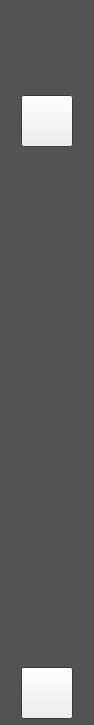
First picture: the form in src/UI/window/main/src/OMainMenu.ui, repository okstar-org/ok-msg-desktop, before the edit.
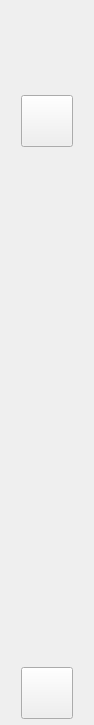
Second picture: the form after the edit. Icons and pictures are not drawn.

Patch:
```diff
--- a/src/UI/window/main/src/OMainMenu.ui
+++ b/src/UI/window/main/src/OMainMenu.ui
@@ -22,70 +22,6 @@
     <height>16777215</height>
    </size>
   </property>
-  <property name="palette">
-   <palette>
-    <active>
-     <colorrole role="Base">
-      <brush brushstyle="SolidPattern">
-       <color alpha="255">
-        <red>255</red>
-        <green>255</green>
-        <blue>255</blue>
-       </color>
-      </brush>
-     </colorrole>
-     <colorrole role="Window">
-      <brush brushstyle="SolidPattern">
-       <color alpha="255">
-        <red>83</red>
-        <green>83</green>
-        <blue>83</blue>
-       </color>
-      </brush>
-     </colorrole>
-    </active>
-    <inactive>
-     <colorrole role="Base">
-      <brush brushstyle="SolidPattern">
-       <color alpha="255">
-        <red>255</red>
-        <green>255</green>
-        <blue>255</blue>
-       </color>
-      </brush>
-     </colorrole>
-     <colorrole role="Window">
-      <brush brushstyle="SolidPattern">
-       <color alpha="255">
-        <red>83</red>
-        <green>83</green>
-        <blue>83</blue>
-       </color>
-      </brush>
-     </colorrole>
-    </inactive>
-    <disabled>
-     <colorrole role="Base">
-      <brush brushstyle="SolidPattern">
-       <color alpha="255">
-        <red>83</red>
-        <green>83</green>
-        <blue>83</blue>
-       </color>
-      </brush>
-     </colorrole>
-     <colorrole role="Window">
-      <brush brushstyle="SolidPattern">
-       <color alpha="255">
-        <red>83</red>
-        <green>83</green>
-        <blue>83</blue>
-       </color>
-      </brush>
-     </colorrole>
-    </disabled>
-   </palette>
-  </property>
   <property name="windowTitle">
    <string>Frame</string>
   </property>
```
Left out of the diff: 6 changed lines with no effect on the pictures.
